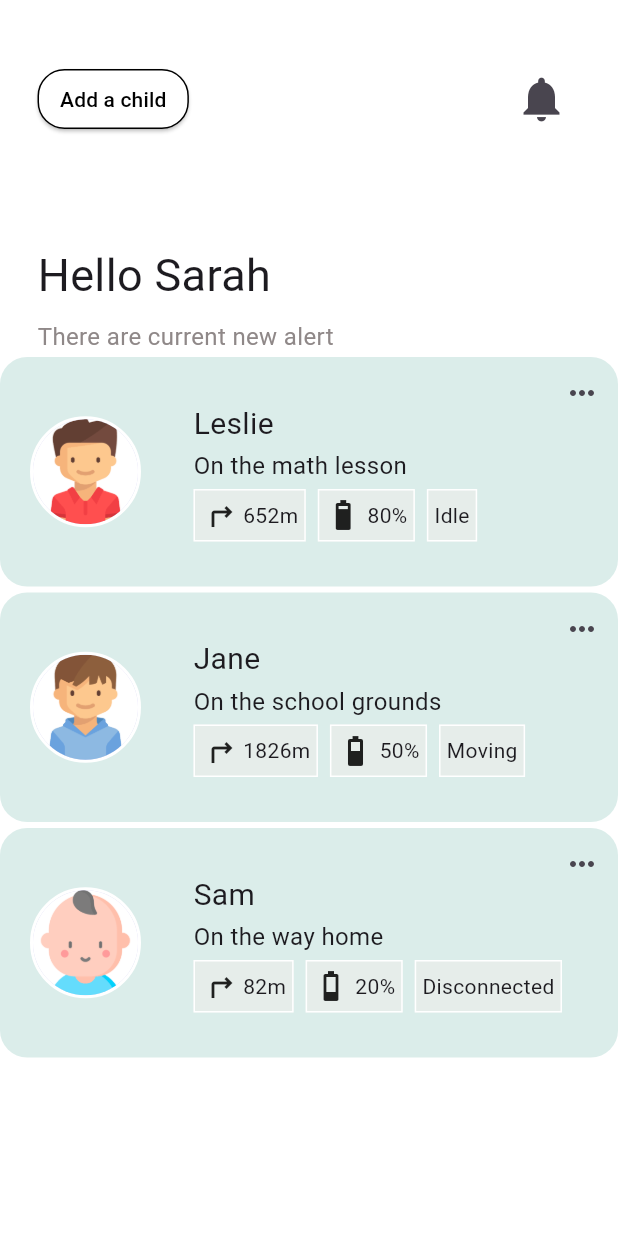
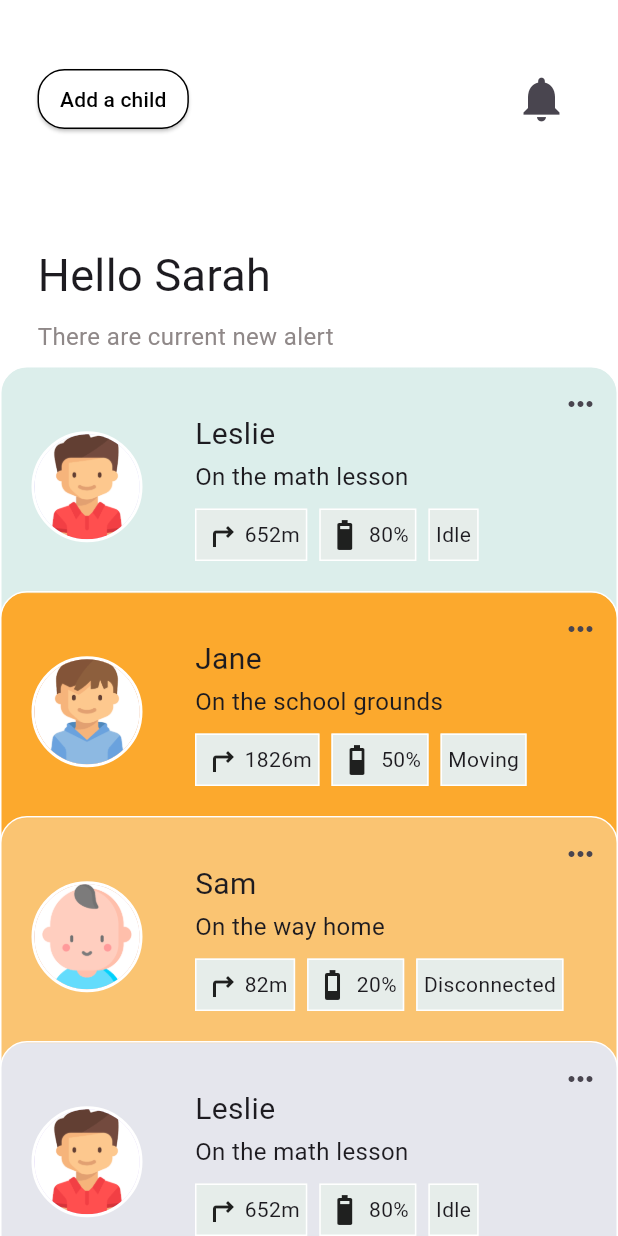
Before and after one commit to HuyLN38/ParentLink, a Flutter app: the HomePage screen opened directly, on a phone screen of 412 x 824 dp. Run offline on Flutter 3.47's test engine with Material 3 defaults, Android fonts, the light colour scheme and no system bars; our stand-ins replace flutter_svg, iconly; missing offline and left inert: animator.

Commit message:
update UI homePage, but can not sroll able

```diff
--- a/lib/components/child_state_tile.dart
+++ b/lib/components/child_state_tile.dart
@@ -9,17 +9,44 @@ class ChildStateTile extends StatelessWidget {
 
   @override
   Widget build(BuildContext context) {
-    return Padding(
-      padding: const EdgeInsets.symmetric(vertical: 2.0),
+    List <Color>  backgroundColor = [
+      const Color(0xffD6EBE8),
+      const Color(0xffDCEEEB),
+      const Color(0xffFCA92D),
+      const Color(0xffFAC472),
+      const Color(0xffE5E6ED),
+      const Color(0xffEBF0F5),
+      // const Color(0xfff292ed),
+      // const Color(0xfff36364),
+    ];
+    Color background1 = backgroundColor[index % backgroundColor.length];
+    Color background2= backgroundColor[index % backgroundColor.length +1];
+
+    return Positioned(
+     top: (150 * index).toDouble(),
+     left: 0,
+     right: 0,
       child: Container(
         decoration: BoxDecoration(
-          color: Apptheme.colors.pale_blue,
-          borderRadius: BorderRadius.circular(18)
+        gradient:  LinearGradient(
+          begin: Alignment.topCenter,
+          end: Alignment.bottomCenter,
+          stops: [0.0, 0.01],
+          colors: [
+            background1,
+            background2
+          ],
+),
+          borderRadius: BorderRadius.circular(18),
+          border: Border.all(
+            color: Apptheme.colors.white,
+            width: 1
+          )
         ),
         child: Stack(
           children: [
             Padding(
-              padding: const EdgeInsets.only(left: 20.0, top: 30, bottom: 30),
+              padding: const EdgeInsets.only(left: 20.0, top: 30, bottom: 50),
               child: Row(
                 children: [
                   // Avatar with circular border
@@ -37,6 +64,7 @@ class ChildStateTile extends StatelessWidget {
                     ),
                   ),
                   const SizedBox(width: 35), // Use SizedBox for spacing
+
                   // Child's info
                   Column(
                     crossAxisAlignment: CrossAxisAlignment.start,
@@ -50,7 +78,7 @@ class ChildStateTile extends StatelessWidget {
                         childState.activity,
                         style: const TextStyle(fontSize: 16),
                       ),
-                      const SizedBox(height: 4),
+                      const SizedBox(height: 10),
 
                       // Status indicators
                       Row(
--- a/lib/model/control_child_state.dart
+++ b/lib/model/control_child_state.dart
@@ -7,6 +7,8 @@ class ControlChildState extends ChangeNotifier {
     ChildState("Leslie", "On the math lesson", 652, 80, "Idle",'lib/img/child1.png'),
     ChildState("Jane", "On the school grounds", 1826, 50, "Moving",'lib/img/child2.png'),
     ChildState("Sam", "On the way home", 82, 20, "Disconnected",'lib/img/child3.png'),
+    ChildState("Leslie", "On the math lesson", 652, 80, "Idle",'lib/img/child1.png'),
+
   ];
 
   //get list of child's state
--- a/lib/pages/home_page.dart
+++ b/lib/pages/home_page.dart
@@ -92,15 +92,16 @@ class _HomePageState extends State<HomePage> {
               ),
             ),
 
-            Expanded(
-              child: ListView.builder(
-                scrollDirection: Axis.vertical,
-                itemCount: childStateList.length,
-                itemBuilder: (context, index) {
-                  final childeState = childStateList[index];
-                  return ChildStateTile(childState: childeState, index: index,);
-                })
-            )
+            const SizedBox(height: 8,),
+
+        Expanded(
+          child: Stack(
+            children: List.generate(childStateList.length, (index) {
+              final childState = childStateList[index];
+              return ChildStateTile(childState: childState, index: index);
+            }),
+          ),
+        ),
 
 
           ],
```
